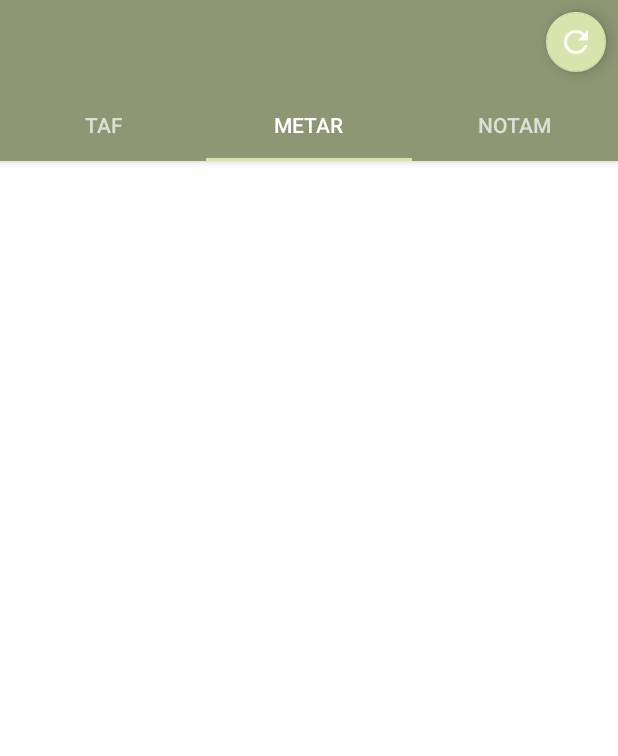
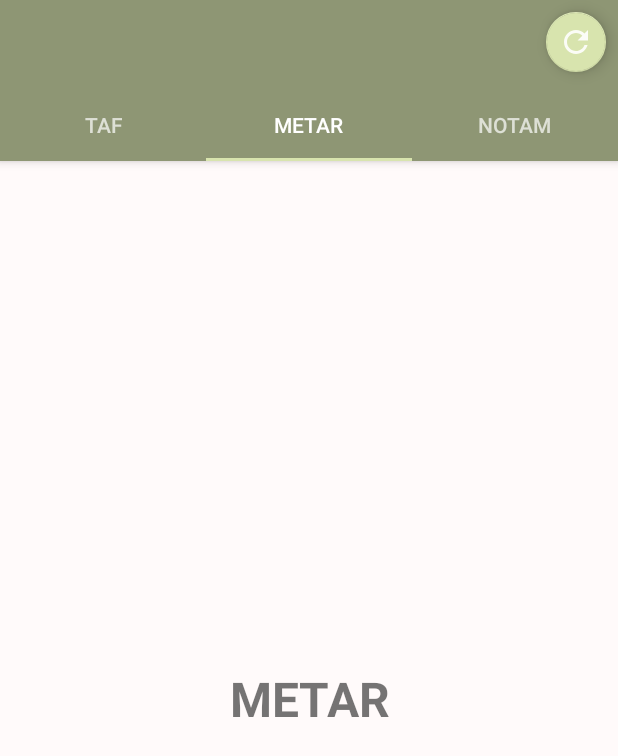
Before and after one commit to Tomkowski/diploma, an Android app: the AirbaseDataFullInfo screen opened directly, with no data from a screen before it, on a phone screen of 412 x 824 dp. Shown: the top 756 px of the screen. Run offline under Robolectric (Android 15) with nearby library versions, the phone set to English and light mode, and no system bars.

Commit message:
prevent downloading to crash app add fragments taf/metar/notam

```diff
--- a/app/src/main/java/com/tomitive/avia/ui/favourites/FavouritesViewAdapter.kt
+++ b/app/src/main/java/com/tomitive/avia/ui/favourites/FavouritesViewAdapter.kt
@@ -75,7 +75,7 @@ class FavouritesViewAdapter(private val context: Context, private val data: List
     override fun onBindViewHolder(holder: FavouritesView, position: Int) {
         val metar: Metar = data[position]
         Log.d(TAG, metar.toString())
-
+        Log.d(TAG, "creating fav view")
         val airportName = airtportName[metar.station]
         val airportLocation = airportLocation[metar.station]
 
--- /dev/null
+++ b/app/src/main/java/com/tomitive/avia/ui/fragments/ActivityAirbaseDataMetar.kt
@@ -0,0 +1,60 @@
+package com.tomitive.avia.ui.fragments
+
+import android.os.Bundle
+import androidx.fragment.app.Fragment
+import android.view.LayoutInflater
+import android.view.View
+import android.view.ViewGroup
+import com.tomitive.avia.R
+
+// TODO: Rename parameter arguments, choose names that match
+// the fragment initialization parameters, e.g. ARG_ITEM_NUMBER
+private const val ARG_PARAM1 = "param1"
+private const val ARG_PARAM2 = "param2"
+
+/**
+ * A simple [Fragment] subclass.
+ * Use the [ActivityAirbaseDataMetar.newInstance] factory method to
+ * create an instance of this fragment.
+ */
+class ActivityAirbaseDataMetar : Fragment() {
+    // TODO: Rename and change types of parameters
+    private var param1: String? = null
+    private var param2: String? = null
+
+    override fun onCreate(savedInstanceState: Bundle?) {
+        super.onCreate(savedInstanceState)
+        arguments?.let {
+            param1 = it.getString(ARG_PARAM1)
+            param2 = it.getString(ARG_PARAM2)
+        }
+    }
+
+    override fun onCreateView(
+        inflater: LayoutInflater, container: ViewGroup?,
+        savedInstanceState: Bundle?
+    ): View? {
+        // Inflate the layout for this fragment
+        return inflater.inflate(R.layout.fragment_activity_airbase_data_metar, container, false)
+    }
+
+    companion object {
+        /**
+         * Use this factory method to create a new instance of
+         * this fragment using the provided parameters.
+         *
+         * @param param1 Parameter 1.
+         * @param param2 Parameter 2.
+         * @return A new instance of fragment activity_airbase_data_metar.
+         */
+        // TODO: Rename and change types and number of parameters
+        @JvmStatic
+        fun newInstance(param1: String, param2: String) =
+            ActivityAirbaseDataMetar().apply {
+                arguments = Bundle().apply {
+                    putString(ARG_PARAM1, param1)
+                    putString(ARG_PARAM2, param2)
+                }
+            }
+    }
+}
--- /dev/null
+++ b/app/src/main/java/com/tomitive/avia/ui/fragments/ActivityAirbaseDataNotam.kt
@@ -0,0 +1,61 @@
+package com.tomitive.avia.ui.fragments
+
+import android.os.Bundle
+import androidx.fragment.app.Fragment
+import android.view.LayoutInflater
+import android.view.View
+import android.view.ViewGroup
+
+import com.tomitive.avia.R
+
+// TODO: Rename parameter arguments, choose names that match
+// the fragment initialization parameters, e.g. ARG_ITEM_NUMBER
+private const val ARG_PARAM1 = "param1"
+private const val ARG_PARAM2 = "param2"
+
+/**
+ * A simple [Fragment] subclass.
+ * Use the [ActivityAirbaseDataNotam.newInstance] factory method to
+ * create an instance of this fragment.
+ */
+class ActivityAirbaseDataNotam : Fragment() {
+    // TODO: Rename and change types of parameters
+    private var param1: String? = null
+    private var param2: String? = null
+
+    override fun onCreate(savedInstanceState: Bundle?) {
+        super.onCreate(savedInstanceState)
+        arguments?.let {
+            param1 = it.getString(ARG_PARAM1)
+            param2 = it.getString(ARG_PARAM2)
+        }
+    }
+
+    override fun onCreateView(
+        inflater: LayoutInflater, container: ViewGroup?,
+        savedInstanceState: Bundle?
+    ): View? {
+        // Inflate the layout for this fragment
+        return inflater.inflate(R.layout.fragment_activity_airbase_data_notam, container, false)
+    }
+
+    companion object {
+        /**
+         * Use this factory method to create a new instance of
+         * this fragment using the provided parameters.
+         *
+         * @param param1 Parameter 1.
+         * @param param2 Parameter 2.
+         * @return A new instance of fragment activity_airbase_data_notam.
+         */
+        // TODO: Rename and change types and number of parameters
+        @JvmStatic
+        fun newInstance(param1: String, param2: String) =
+            ActivityAirbaseDataNotam().apply {
+                arguments = Bundle().apply {
+                    putString(ARG_PARAM1, param1)
+                    putString(ARG_PARAM2, param2)
+                }
+            }
+    }
+}
--- /dev/null
+++ b/app/src/main/java/com/tomitive/avia/ui/fragments/ActivityAirbaseDataTaf.kt
@@ -0,0 +1,60 @@
+package com.tomitive.avia.ui.fragments
+
+import android.os.Bundle
+import androidx.fragment.app.Fragment
+import android.view.LayoutInflater
+import android.view.View
+import android.view.ViewGroup
+import com.tomitive.avia.R
+
+// TODO: Rename parameter arguments, choose names that match
+// the fragment initialization parameters, e.g. ARG_ITEM_NUMBER
+private const val ARG_PARAM1 = "param1"
+private const val ARG_PARAM2 = "param2"
+
+/**
+ * A simple [Fragment] subclass.
+ * Use the [ActivityAirbaseDataTaf.newInstance] factory method to
+ * create an instance of this fragment.
+ */
+class ActivityAirbaseDataTaf : Fragment() {
+    // TODO: Rename and change types of parameters
+    private var param1: String? = null
+    private var param2: String? = null
+
+    override fun onCreate(savedInstanceState: Bundle?) {
+        super.onCreate(savedInstanceState)
+        arguments?.let {
+            param1 = it.getString(ARG_PARAM1)
+            param2 = it.getString(ARG_PARAM2)
+        }
+    }
+
+    override fun onCreateView(
+        inflater: LayoutInflater, container: ViewGroup?,
+        savedInstanceState: Bundle?
+    ): View? {
+        // Inflate the layout for this fragment
+        return inflater.inflate(R.layout.fragment_activity_airbase_data_taf, container, false)
+    }
+
+    companion object {
+        /**
+         * Use this factory method to create a new instance of
+         * this fragment using the provided parameters.
+         *
+         * @param param1 Parameter 1.
+         * @param param2 Parameter 2.
+         * @return A new instance of fragment activity_airbase_data_taf.
+         */
+        // TODO: Rename and change types and number of parameters
+        @JvmStatic
+        fun newInstance(param1: String, param2: String) =
+            ActivityAirbaseDataTaf().apply {
+                arguments = Bundle().apply {
+                    putString(ARG_PARAM1, param1)
+                    putString(ARG_PARAM2, param2)
+                }
+            }
+    }
+}
--- a/app/src/main/java/com/tomitive/avia/ui/main/PageViewModel.kt
+++ b/app/src/main/java/com/tomitive/avia/ui/main/PageViewModel.kt
@@ -13,6 +13,8 @@ class PageViewModel : ViewModel() {
         it
     }
 
+
+    //set data to be displayed
     fun setIndex(message: String?) {
         _index.value = message
     }
--- a/app/src/main/java/com/tomitive/avia/ui/main/SectionsPagerAdapter.kt
+++ b/app/src/main/java/com/tomitive/avia/ui/main/SectionsPagerAdapter.kt
@@ -5,6 +5,9 @@ import androidx.fragment.app.Fragment
 import androidx.fragment.app.FragmentManager
 import androidx.fragment.app.FragmentPagerAdapter
 import com.tomitive.avia.R
+import com.tomitive.avia.ui.fragments.ActivityAirbaseDataMetar
+import com.tomitive.avia.ui.fragments.ActivityAirbaseDataNotam
+import com.tomitive.avia.ui.fragments.ActivityAirbaseDataTaf
 
 private val TAB_TITLES = arrayOf(
     R.string.airbase_full_data_tab1,
@@ -20,9 +23,12 @@ class SectionsPagerAdapter(private val context: Context, fm: FragmentManager) :
     FragmentPagerAdapter(fm) {
 
     override fun getItem(position: Int): Fragment {
-        // getItem is called to instantiate the fragment for the given page.
-        // Return a PlaceholderFragment (defined as a static inner class below).
-        return PlaceholderFragment.newInstance(position + 1)
+        return when(position){
+            0 -> ActivityAirbaseDataTaf.newInstance("", "")
+            1 -> ActivityAirbaseDataMetar.newInstance("", "")
+            else -> ActivityAirbaseDataNotam.newInstance("", "")
+
+        }
     }
 
     override fun getPageTitle(position: Int): CharSequence? {
--- a/app/src/main/res/layout/activity_airbase_data_full_info.xml
+++ b/app/src/main/res/layout/activity_airbase_data_full_info.xml
@@ -32,6 +32,8 @@
             android:background="?attr/colorPrimary" />
 
 
+
+
     </com.google.android.material.appbar.AppBarLayout>
 
     <androidx.viewpager.widget.ViewPager
--- /dev/null
+++ b/app/src/main/res/layout/fragment_activity_airbase_data_metar.xml
@@ -0,0 +1,18 @@
+<?xml version="1.0" encoding="utf-8"?>
+<FrameLayout xmlns:android="http://schemas.android.com/apk/res/android"
+    xmlns:tools="http://schemas.android.com/tools"
+    android:layout_width="match_parent"
+    android:layout_height="match_parent"
+    tools:context=".ui.fragments.ActivityAirbaseDataMetar"
+    android:background="@color/avia_fav_color">
+
+    <!-- TODO: Update blank fragment layout -->
+    <TextView
+        android:gravity="center"
+        android:textSize="32dp"
+        android:textStyle="bold"
+        android:layout_width="match_parent"
+        android:layout_height="match_parent"
+        android:text="@string/metar" />
+
+</FrameLayout>
--- a/app/src/main/res/values/strings.xml
+++ b/app/src/main/res/values/strings.xml
@@ -12,4 +12,10 @@
     <string name="airbase_full_data_tab1">TAF</string>
     <string name="airbase_full_data_tab2">METAR</string>
     <string name="airbase_full_data_tab3">NOTAM</string>
+
+    <!-- TODO: Remove or change this placeholder text -->
+    <string name="hello_blank_fragment">Hello blank fragment</string>
+    <string name="taf">TAF</string>
+    <string name="metar">METAR</string>
+    <string name="notam">NOTAM</string>
 </resources>
```
Also changed, not shown: app/src/main/java/com/tomitive/avia/ui/favourites/FavouritesFragment.kt (+18 -5 lines), app/src/main/java/com/tomitive/avia/utils/MetarManager.kt (+25 -6 lines), app/src/main/res/layout/fragment_activity_airbase_data_notam.xml (added, +18 -0 lines), app/src/main/res/layout/fragment_activity_airbase_data_taf.xml (added, +18 -0 lines).
